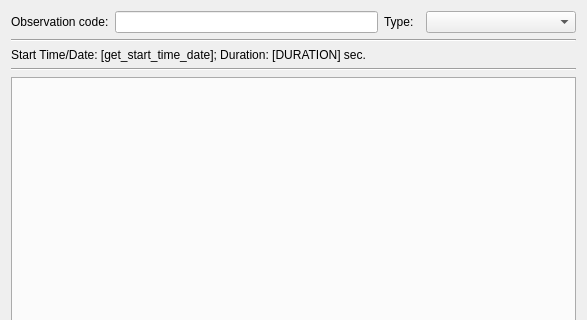
First picture: the form in pastrocore/gui_pyside/tab_observation.ui, repository Torward1024/pAstroCORE, before the edit; both pictures show x 0 to 587 and y 0 to 320 of the 587 by 471 pixel window.
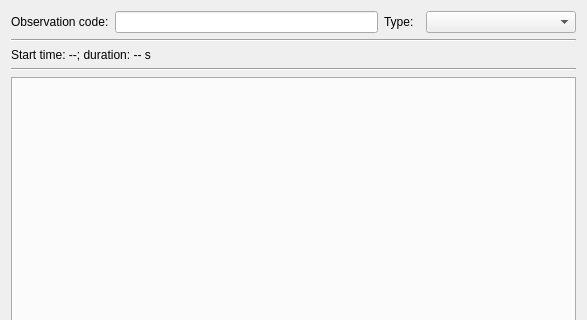
Second picture: the form after the edit.

The edit to the form file:
```diff
--- a/pastrocore/gui_pyside/tab_observation.ui
+++ b/pastrocore/gui_pyside/tab_observation.ui
@@ -31,7 +31,7 @@
    <item row="2" column="0" colspan="5">
     <widget class="QLabel" name="lbl_obs_info">
      <property name="text">
-      <string>Start Time/Date: [get_start_time_date]; Duration: [DURATION] sec.</string>
+      <string>Start time: --; duration: -- s</string>
      </property>
     </widget>
    </item>
```
